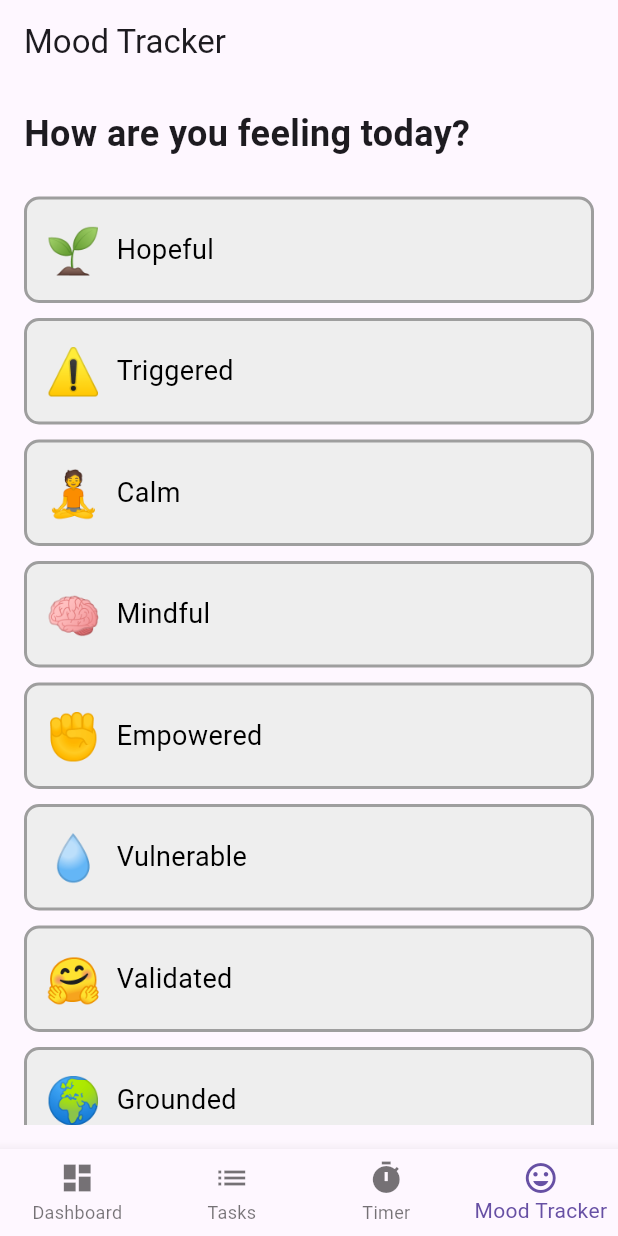
After one commit to weaponxd253/adhd_list, a Flutter app: the screen it shows after launch, item 4 of the bottom bar chosen, on a phone screen of 412 x 824 dp. The commit adds this screen. Run offline on Flutter 3.47's test engine with Material 3 defaults, Android fonts, the phone set to English and light mode, and no system bars.

Commit message:
Updated Mood tracker

```diff
--- a/lib/features/home/home_screen.dart
+++ b/lib/features/home/home_screen.dart
@@ -1,8 +1,9 @@
 // lib/features/home/home_screen.dart
-import 'package:flutter/material.dart';
 import 'package:adhd_list/features/dashboard/dashboard_screen.dart';
+import 'package:adhd_list/features/mood_tracker/mood_tracker_screen.dart';
 import 'package:adhd_list/features/task_breakdown/task_screen.dart';
 import 'package:adhd_list/features/timer/timer_screen.dart';
+import 'package:flutter/material.dart';
 
 class HomeScreen extends StatefulWidget {
   @override
@@ -17,6 +18,7 @@ class _HomeScreenState extends State<HomeScreen> {
     DashboardScreen(),
     TaskScreen(),
     TimerScreen(),
+    MoodTrackerScreen(),
   ];
 
   // Update the selected index and refresh the UI
@@ -33,6 +35,7 @@ class _HomeScreenState extends State<HomeScreen> {
       bottomNavigationBar: BottomNavigationBar(
         currentIndex: _selectedIndex,
         onTap: _onItemTapped,
+        type: BottomNavigationBarType.fixed, // Allows four or more items
         items: const [
           BottomNavigationBarItem(
             icon: Icon(Icons.dashboard),
@@ -46,6 +49,10 @@ class _HomeScreenState extends State<HomeScreen> {
             icon: Icon(Icons.timer),
             label: 'Timer',
           ),
+          BottomNavigationBarItem(
+            icon: Icon(Icons.mood),
+            label: 'Mood Tracker',
+          ),
         ],
       ),
     );
--- /dev/null
+++ b/lib/features/mood_tracker/mood_tracker_screen.dart
@@ -0,0 +1,123 @@
+// lib/features/mood_tracker/mood_tracker_screen.dart
+import 'package:flutter/material.dart';
+import 'package:provider/provider.dart';
+import '../../providers/app_state.dart';
+
+class MoodTrackerScreen extends StatefulWidget {
+  @override
+  _MoodTrackerScreenState createState() => _MoodTrackerScreenState();
+}
+
+class _MoodTrackerScreenState extends State<MoodTrackerScreen> {
+  String selectedMood = '';
+
+  // List of mood options with emoji and label
+  final List<Map<String, String>> moodOptions = [
+    {"emoji": "🌱", "label": "Hopeful"},
+    {"emoji": "⚠️", "label": "Triggered"},
+    {"emoji": "🧘", "label": "Calm"},
+    {"emoji": "🧠", "label": "Mindful"},
+    {"emoji": "✊", "label": "Empowered"},
+    {"emoji": "💧", "label": "Vulnerable"},
+    {"emoji": "🤗", "label": "Validated"},
+    {"emoji": "🌍", "label": "Grounded"},
+    {"emoji": "❄️", "label": "Disconnected"},
+    {"emoji": "🌞", "label": "Optimistic"},
+    {"emoji": "🌀", "label": "Distracted"},
+    {"emoji": "🖤", "label": "Grieving"},
+    {"emoji": "🚫", "label": "Rejected"},
+    {"emoji": "💖", "label": "Accepted"},
+    {"emoji": "🌌", "label": "Lonely"},
+    {"emoji": "🔥", "label": "Burnt Out"},
+    {"emoji": "🛡️", "label": "Resilient"},
+    {"emoji": "🔆", "label": "Centered"},
+    {"emoji": "🫣", "label": "Panicked"},
+    {"emoji": "💬", "label": "Encouraged"},
+    {"emoji": "✨", "label": "Inspired"},
+    {"emoji": "🛌", "label": "Exhausted"},
+    {"emoji": "☺️", "label": "Content"},
+    {"emoji": "🌩️", "label": "Irritable"},
+    {"emoji": "👥", "label": "Supported"},
+  ];
+
+  void _selectMood(String mood) {
+    setState(() {
+      selectedMood = mood;
+    });
+
+    // Optionally, save the selected mood to AppState
+    Provider.of<AppState>(context, listen: false).setMood(mood);
+  }
+
+  @override
+  Widget build(BuildContext context) {
+    return Scaffold(
+      appBar: AppBar(
+        title: Text("Mood Tracker"),
+      ),
+      body: Padding(
+        padding: const EdgeInsets.all(16.0),
+        child: Column(
+          crossAxisAlignment: CrossAxisAlignment.start,
+          children: [
+            Text(
+              "How are you feeling today?",
+              style: TextStyle(fontSize: 24, fontWeight: FontWeight.bold),
+            ),
+            SizedBox(height: 20),
+            Expanded(
+              child: ListView.builder(
+                itemCount: moodOptions.length,
+                itemBuilder: (context, index) {
+                  final mood = moodOptions[index];
+                  final isSelected = selectedMood == mood["label"];
+
+                  return GestureDetector(
+                    onTap: () => _selectMood(mood["label"]!),
+                    child: Container(
+                      margin: EdgeInsets.symmetric(vertical: 5),
+                      padding: EdgeInsets.all(12),
+                      decoration: BoxDecoration(
+                        color: isSelected ? Colors.blue[100] : Colors.grey[200],
+                        borderRadius: BorderRadius.circular(10),
+                        border: Border.all(
+                          color: isSelected ? Colors.blueAccent : Colors.grey,
+                          width: 2,
+                        ),
+                      ),
+                      child: Row(
+                        children: [
+                          Text(
+                            mood["emoji"]!,
+                            style: TextStyle(fontSize: 30),
+                          ),
+                          SizedBox(width: 10),
+                          Text(
+                            mood["label"]!,
+                            style: TextStyle(
+                              fontSize: 18,
+                              color: isSelected ? Colors.blueAccent : Colors.black,
+                              fontWeight: isSelected ? FontWeight.bold : FontWeight.normal,
+                            ),
+                          ),
+                        ],
+                      ),
+                    ),
+                  );
+                },
+              ),
+            ),
+            if (selectedMood.isNotEmpty)
+              Padding(
+                padding: const EdgeInsets.only(top: 16.0),
+                child: Text(
+                  "Selected Mood: $selectedMood",
+                  style: TextStyle(fontSize: 18, color: Colors.blueAccent),
+                ),
+              ),
+          ],
+        ),
+      ),
+    );
+  }
+}
--- a/lib/providers/app_state.dart
+++ b/lib/providers/app_state.dart
@@ -88,4 +88,15 @@ class AppState extends ChangeNotifier {
     breakDuration = breakMinutes;
     notifyListeners();
   }
+
+   String _selectedMood = '';
+
+  // Getter for the selected mood
+  String get selectedMood => _selectedMood;
+
+  // Set the selected mood and notify listeners
+  void setMood(String mood) {
+    _selectedMood = mood;
+    notifyListeners();
+  }
 }
```
